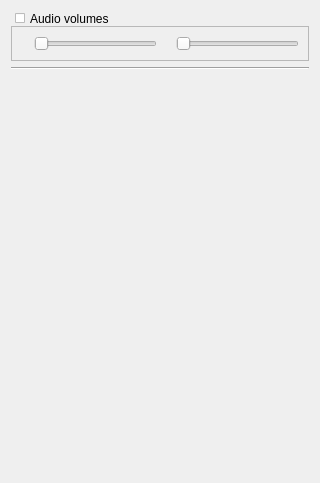
First picture: the form in src/tools/customwidgets/calldialog_base.ui, repository AlekSi/Jabbin, before the edit.
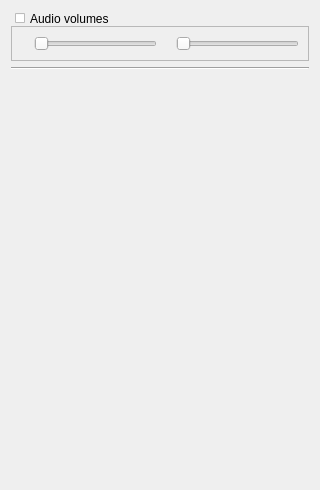
Second picture: the form after the edit. The open tabs and pages were chosen to show the change. Icons and pictures are not drawn. Custom widgets are drawn as their Qt base class.

```diff
--- a/src/tools/customwidgets/calldialog_base.ui
+++ b/src/tools/customwidgets/calldialog_base.ui
@@ -272,6 +272,9 @@
          <property name="orientation" >
           <enum>Qt::Vertical</enum>
          </property>
+         <property name="sizeType" >
+          <enum>QSizePolicy::MinimumExpanding</enum>
+         </property>
          <property name="sizeHint" stdset="0" >
           <size>
            <width>20</width>
```
Left out of the diff: 5 changed lines with no effect on the pictures.
